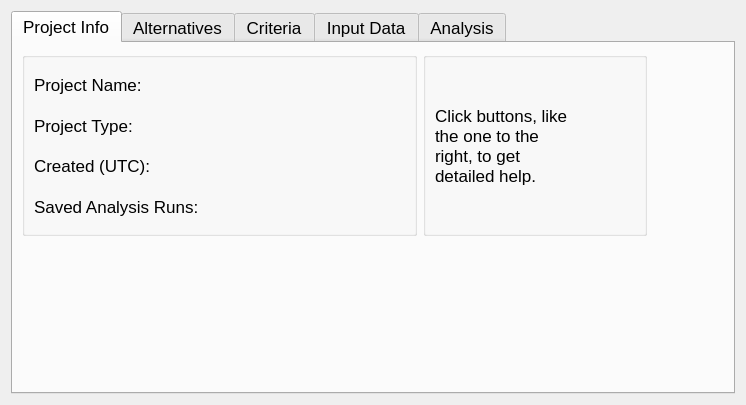
Old version of the form src/gui/project_view.ui in the repository Ecotrust/delphos.
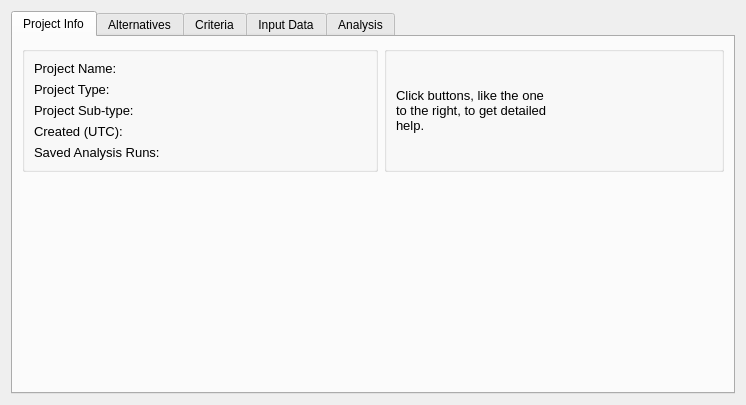
New version of the form. Icons and pictures are not drawn. Custom widgets are drawn as their Qt base class.

```diff
--- a/src/gui/project_view.ui
+++ b/src/gui/project_view.ui
@@ -33,7 +33,7 @@
      <property name="font" >
       <font>
        <family>Arial</family>
-       <pointsize>13</pointsize>
+       <pointsize>9</pointsize>
       </font>
      </property>
      <property name="currentIndex" >
@@ -64,7 +64,7 @@
                 <property name="font" >
                  <font>
                   <family>Arial</family>
-                  <pointsize>13</pointsize>
+                  <pointsize>10</pointsize>
                  </font>
                 </property>
                 <property name="text" >
@@ -77,7 +77,7 @@
                 <property name="font" >
                  <font>
                   <family>Arial</family>
-                  <pointsize>13</pointsize>
+                  <pointsize>10</pointsize>
                  </font>
                 </property>
                 <property name="text" >
@@ -85,12 +85,25 @@
                 </property>
                </widget>
               </item>
+              <item>
+               <widget class="QLabel" name="label_8" >
+                <property name="font" >
+                 <font>
+                  <family>Arial</family>
+                  <pointsize>10</pointsize>
+                 </font>
+                </property>
+                <property name="text" >
+                 <string>Project Sub-type:</string>
+                </property>
+               </widget>
+              </item>
               <item>
                <widget class="QLabel" name="label_3" >
                 <property name="font" >
                  <font>
                   <family>Arial</family>
-                  <pointsize>13</pointsize>
+                  <pointsize>10</pointsize>
                  </font>
                 </property>
                 <property name="text" >
@@ -103,7 +116,7 @@
                 <property name="font" >
                  <font>
                   <family>Arial</family>
-                  <pointsize>13</pointsize>
+                  <pointsize>10</pointsize>
                  </font>
                 </property>
                 <property name="text" >
@@ -126,7 +139,7 @@
                 <property name="font" >
                  <font>
                   <family>Arial</family>
-                  <pointsize>13</pointsize>
+                  <pointsize>10</pointsize>
                  </font>
                 </property>
                 <property name="text" >
@@ -139,7 +152,20 @@
                 <property name="font" >
                  <font>
                   <family>Arial</family>
-                  <pointsize>13</pointsize>
+                  <pointsize>10</pointsize>
+                 </font>
+                </property>
+                <property name="text" >
+                 <string/>
+                </property>
+               </widget>
+              </item>
+              <item>
+               <widget class="QLabel" name="project_sub_type" >
+                <property name="font" >
+                 <font>
+                  <family>Arial</family>
+                  <pointsize>10</pointsize>
                  </font>
                 </property>
                 <property name="text" >
@@ -152,7 +178,7 @@
                 <property name="font" >
                  <font>
                   <family>Arial</family>
-                  <pointsize>13</pointsize>
+                  <pointsize>10</pointsize>
                  </font>
                 </property>
                 <property name="text" >
@@ -165,7 +191,7 @@
                 <property name="font" >
                  <font>
                   <family>Arial</family>
-                  <pointsize>13</pointsize>
+                  <pointsize>10</pointsize>
                  </font>
                 </property>
                 <property name="text" >
@@ -200,6 +226,11 @@
                   <height>0</height>
                  </size>
                 </property>
+                <property name="font" >
+                 <font>
+                  <pointsize>10</pointsize>
+                 </font>
+                </property>
                 <property name="text" >
                  <string>Click buttons, like the one to the right, to get detailed help.</string>
                 </property>
@@ -232,19 +263,6 @@
            </layout>
           </widget>
          </item>
-         <item>
-          <spacer>
-           <property name="orientation" >
-            <enum>Qt::Horizontal</enum>
-           </property>
-           <property name="sizeHint" >
-            <size>
-             <width>26</width>
-             <height>184</height>
-            </size>
-           </property>
-          </spacer>
-         </item>
         </layout>
        </item>
        <item>
```
Left out of the diff: 84 changed lines with no effect on the pictures.
